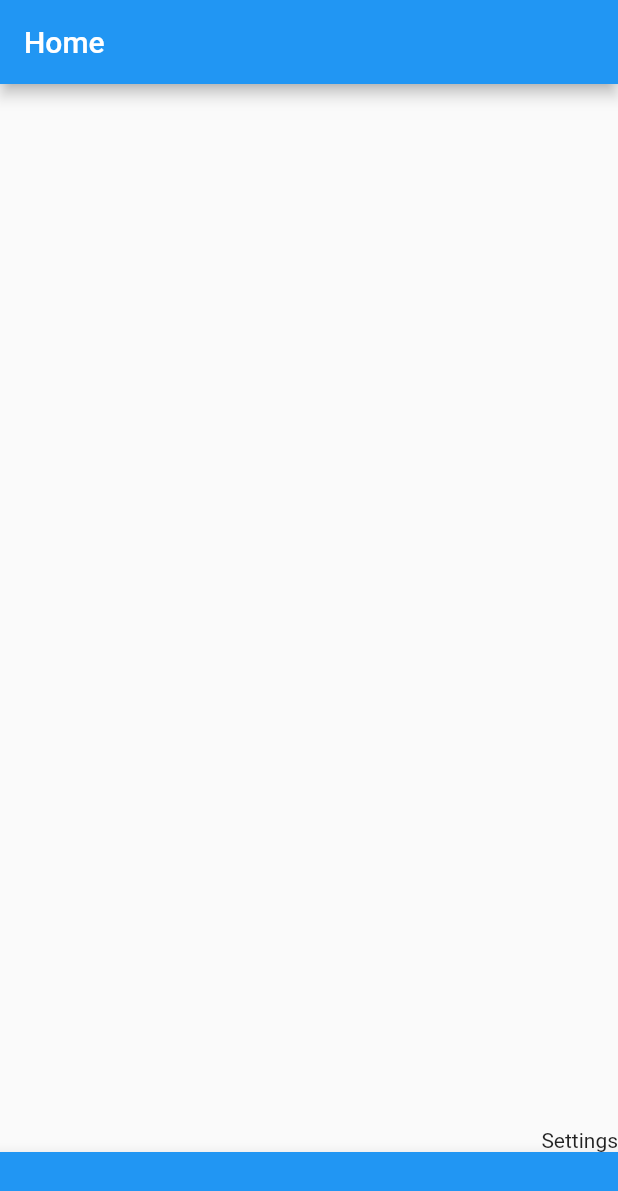
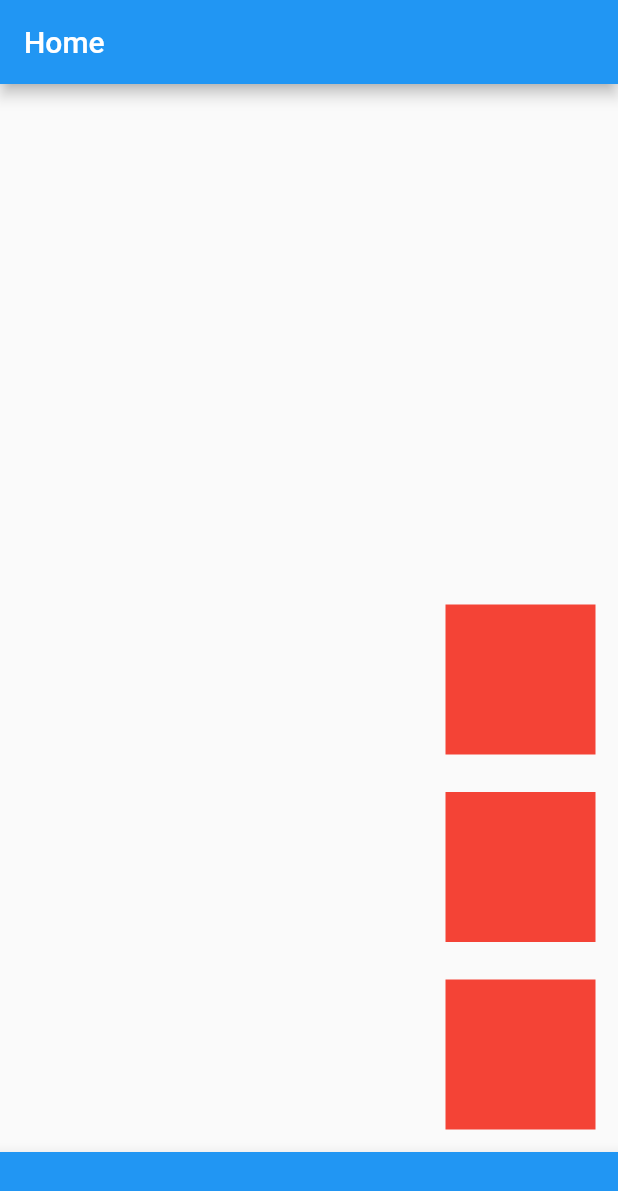
Before and after one commit to BigDeeEss/dash_cam_app, a Flutter app: the screen it shows after launch, on a phone screen of 412 x 824 dp. Shown: the top 1191 px of the screen. Run offline on Flutter 3.47's test engine with Material 2 defaults, Android fonts, the phone set to English and light mode, and no system bars.

Commit message:
Flesh out Button class.
Add Padding.

```diff
--- a/lib/app_settings.dart
+++ b/lib/app_settings.dart
@@ -10,36 +10,35 @@ class AppSettings {
   /// [buttonAlignment] defines the anchor point for FAB placement in BasePage.
   static Alignment buttonAlignment = Alignment.bottomRight;
 
-  // /// [buttonPaddingDown] defines the padding for downward direction
-  // /// button positioning associated with BasePage.
-  // const EdgeInsetsDirectional buttonPaddingDown = EdgeInsetsDirectional.fromSTEB(
-  //   buttonPaddingCrossAxis,
-  //   buttonPaddingMainAxis,
-  //   buttonPaddingCrossAxis,
-  //   buttonPaddingMainAxisExtra,
-  // );
-  //
-  // /// [buttonPaddingCrossAxis] defines the cross axis padding between buttons
-  // /// associated with BasePage.
-  // const double buttonPaddingCrossAxis = 15;
-  //
-  // /// [buttonPaddingMainAxis] defines the main axis padding between buttons
-  // /// associated with BasePage.
-  // const double buttonPaddingMainAxis = 15.0;
-  //
-  // /// [buttonPaddingMainAxisExtra] defines extra padding in the main axis
-  // /// direction between buttons associated with BasePage.
-  // const double buttonPaddingMainAxisExtra = 10.0;
-  //
-  // /// [buttonPaddingUp] defines the padding for downward direction
-  // /// button positioning associated with BasePage.
-  // const EdgeInsetsDirectional buttonPaddingUp = EdgeInsetsDirectional.fromSTEB(
-  //   buttonPaddingCrossAxis,
-  //   buttonPaddingMainAxisExtra,
-  //   buttonPaddingCrossAxis,
-  //   buttonPaddingMainAxis,
-  // );
+  /// [buttonPaddingDown] defines the padding for downward direction
+  /// button positioning associated with BasePage.
+  static EdgeInsetsDirectional buttonPaddingDown = EdgeInsetsDirectional.fromSTEB(
+    buttonPaddingCrossAxis,
+    buttonPaddingMainAxis,
+    buttonPaddingCrossAxis,
+    buttonPaddingMainAxisExtra,
+  );
 
+  /// [buttonPaddingCrossAxis] defines the cross axis padding between buttons
+  /// associated with BasePage.
+  static double buttonPaddingCrossAxis = 15;
+
+  /// [buttonPaddingMainAxis] defines the main axis padding between buttons
+  /// associated with BasePage.
+  static double buttonPaddingMainAxis = 15.0;
+
+  /// [buttonPaddingMainAxisExtra] defines extra padding in the main axis
+  /// direction between buttons associated with BasePage.
+  static double buttonPaddingMainAxisExtra = 10.0;
+
+  /// [buttonPaddingUp] defines the padding for downward direction
+  /// button positioning associated with BasePage.
+  static EdgeInsetsDirectional buttonPaddingUp = EdgeInsetsDirectional.fromSTEB(
+    buttonPaddingCrossAxis,
+    buttonPaddingMainAxisExtra,
+    buttonPaddingCrossAxis,
+    buttonPaddingMainAxis,
+  );
 }
 
 // /// [appBarHeightScaleFactor] defines a simple scale factor to apply to
--- a/lib/button.dart
+++ b/lib/button.dart
@@ -16,8 +16,20 @@ class Button extends StatelessWidget {
 
   @override
   Widget build(BuildContext context) {
-    return Container(
-      child: Text(this.title),
+    return Padding(
+      padding: (AppSettings.buttonAlignment.y < 0)
+          ? AppSettings.buttonPaddingDown
+          : AppSettings.buttonPaddingUp,
+      child: Container(
+        color: Colors.red,
+        child: SizedBox(
+          height: 100,
+          width: 100,
+          // child: Button(
+          //     animation: this.animation
+          // ),
+        ),
+      ),
     );
   }
 }
--- a/lib/button_array.dart
+++ b/lib/button_array.dart
@@ -25,7 +25,13 @@ class ButtonArray extends StatelessWidget {
           children: <Widget>[
             Button(
               title: 'Settings',
-            )
+            ),
+            Button(
+              title: 'Files',
+            ),
+            Button(
+              title: 'Home',
+            ),
           ],
         ),
       ),
```
